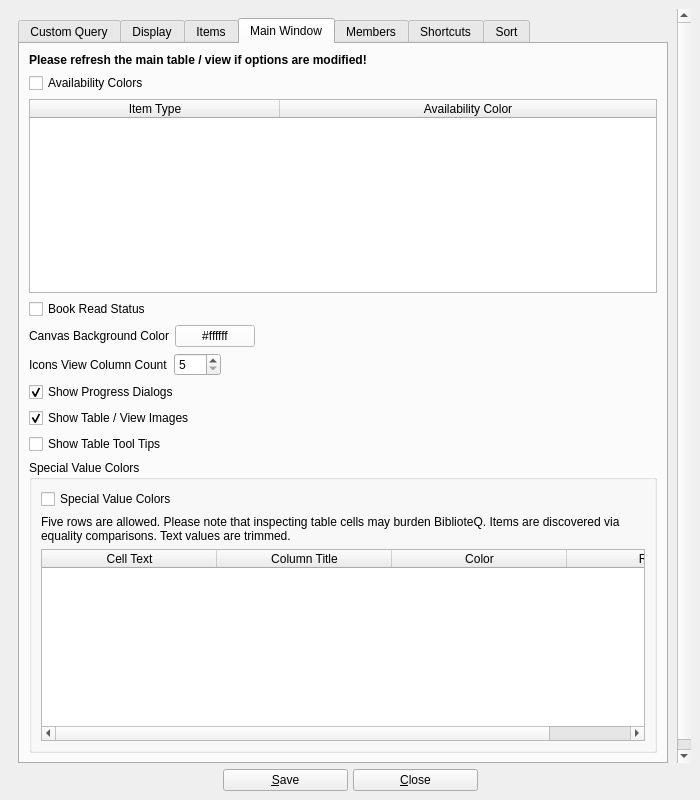
This is UI/biblioteq_otheroptions.ui in textbrowser/biblioteq as Qt 5 draws it before an edit. The edited form follows.
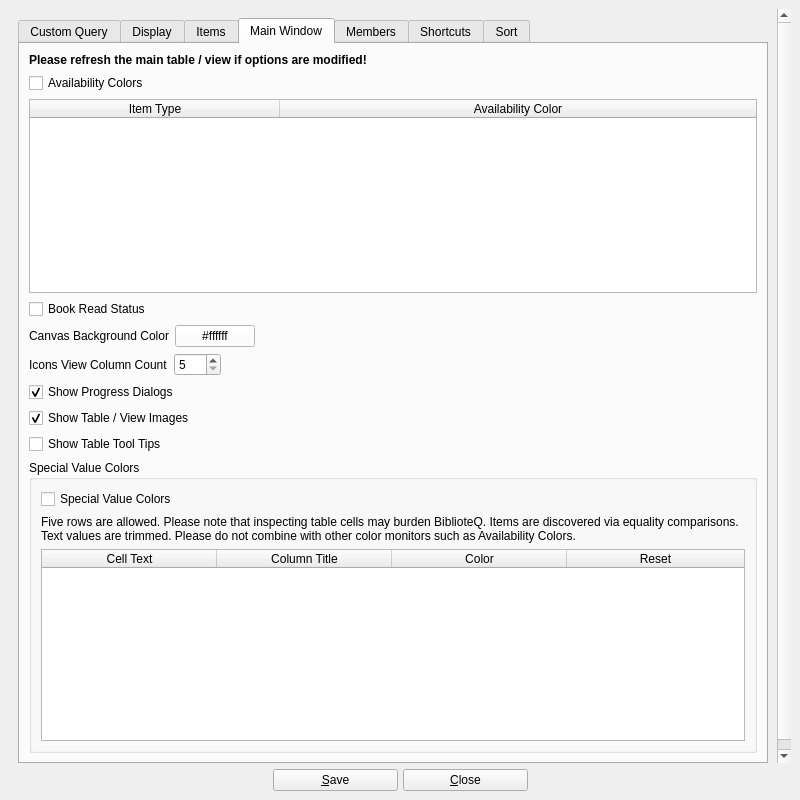
This is the edited form. The open tabs and pages were chosen to show the change. Icons and pictures are not drawn. Custom widgets are drawn as their Qt base class.

Diff of the .ui file:
```diff
--- a/UI/biblioteq_otheroptions.ui
+++ b/UI/biblioteq_otheroptions.ui
@@ -6,7 +6,7 @@
    <rect>
     <x>0</x>
     <y>0</y>
-    <width>700</width>
+    <width>800</width>
     <height>800</height>
    </rect>
   </property>
@@ -32,7 +32,7 @@
         <rect>
          <x>0</x>
          <y>0</y>
-         <width>688</width>
+         <width>788</width>
          <height>742</height>
         </rect>
        </property>
@@ -634,7 +634,7 @@
                <item>
                 <widget class="QLabel" name="label_16">
                  <property name="text">
-                  <string>Five rows are allowed. Please note that inspecting table cells may burden BiblioteQ. Items are discovered via equality comparisons. Text values are trimmed.</string>
+                  <string>Five rows are allowed. Please note that inspecting table cells may burden BiblioteQ. Items are discovered via equality comparisons. Text values are trimmed. Please do not combine with other color monitors such as Availability Colors.</string>
                  </property>
                  <property name="wordWrap">
                   <bool>true</bool>
```
